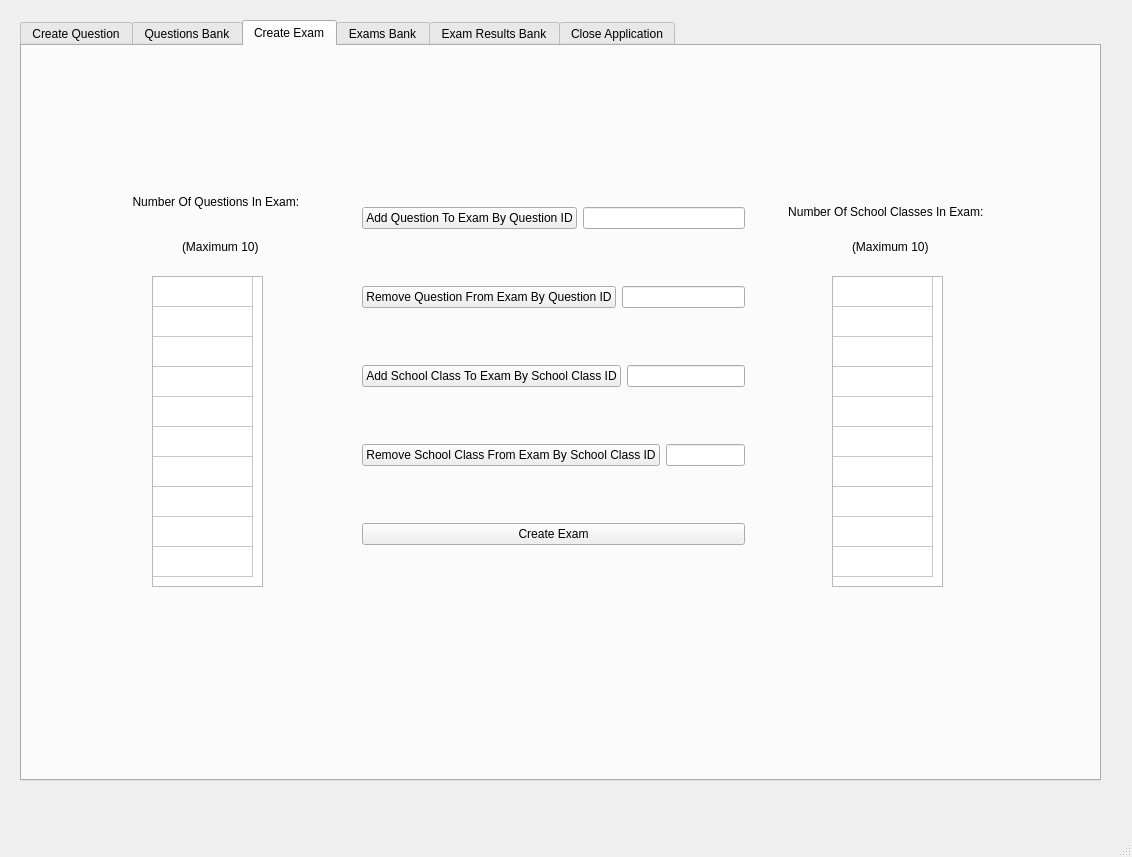
Qt form GUI/TeacherGUIQtDesigner.ui (applet199/OOPCourseWorkTwo) before a commit.
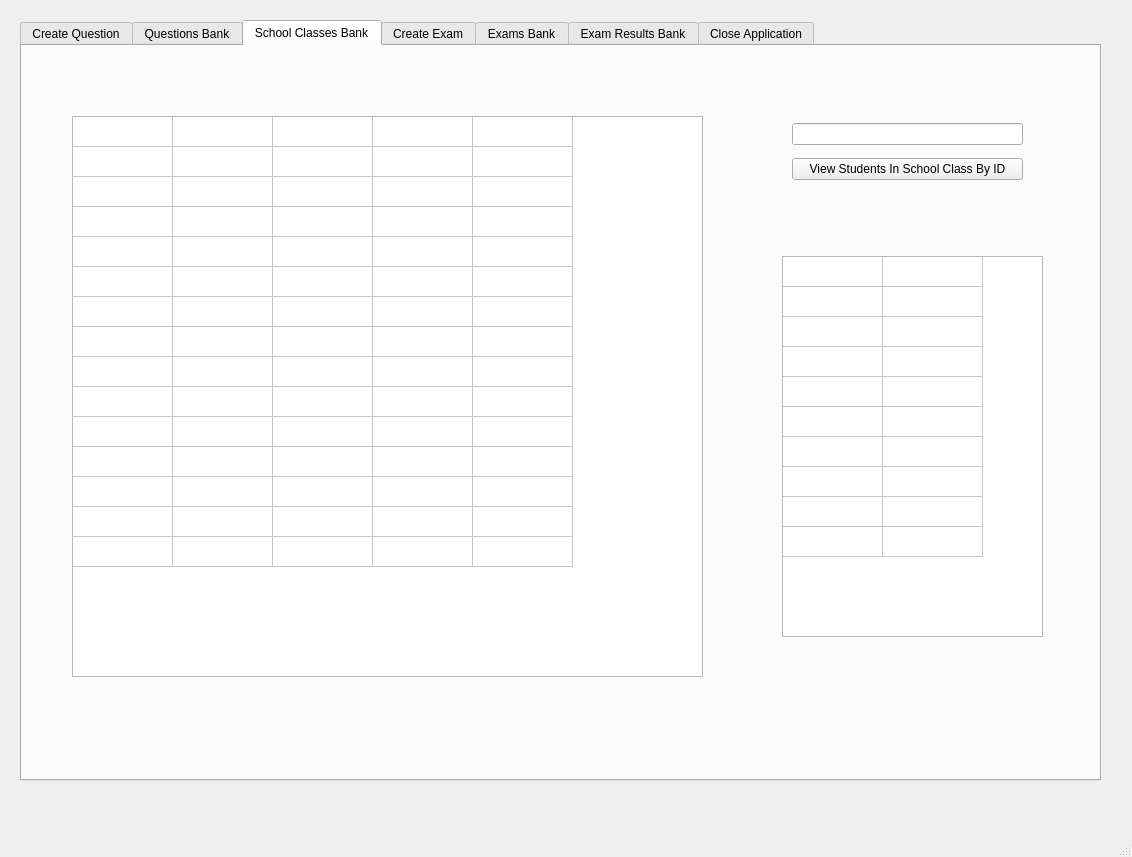
The same form after that commit. The open tabs and pages were chosen to show the change.

The edit to the form file:
```diff
--- a/GUI/TeacherGUIQtDesigner.ui
+++ b/GUI/TeacherGUIQtDesigner.ui
@@ -1267,6 +1267,109 @@
       </widget>
      </widget>
     </widget>
+    <widget class="QWidget" name="tab_4">
+     <attribute name="title">
+      <string>School Classes Bank</string>
+     </attribute>
+     <widget class="QTableWidget" name="tableWidget_14">
+      <property name="geometry">
+       <rect>
+        <x>50</x>
+        <y>70</y>
+        <width>631</width>
+        <height>561</height>
+       </rect>
+      </property>
+      <property name="rowCount">
+       <number>15</number>
+      </property>
+      <property name="columnCount">
+       <number>5</number>
+      </property>
+      <attribute name="horizontalHeaderVisible">
+       <bool>false</bool>
+      </attribute>
+      <attribute name="verticalHeaderVisible">
+       <bool>false</bool>
+      </attribute>
+      <row/>
+      <row/>
+      <row/>
+      <row/>
+      <row/>
+      <row/>
+      <row/>
+      <row/>
+      <row/>
+      <row/>
+      <row/>
+      <row/>
+      <row/>
+      <row/>
+      <row/>
+      <column/>
+      <column/>
+      <column/>
+      <column/>
+      <column/>
+     </widget>
+     <widget class="QTableWidget" name="tableWidget_15">
+      <property name="geometry">
+       <rect>
+        <x>760</x>
+        <y>210</y>
+        <width>261</width>
+        <height>381</height>
+       </rect>
+      </property>
+      <property name="rowCount">
+       <number>10</number>
+      </property>
+      <property name="columnCount">
+       <number>2</number>
+      </property>
+      <attribute name="horizontalHeaderVisible">
+       <bool>false</bool>
+      </attribute>
+      <attribute name="verticalHeaderVisible">
+       <bool>false</bool>
+      </attribute>
+      <row/>
+      <row/>
+      <row/>
+      <row/>
+      <row/>
+      <row/>
+      <row/>
+      <row/>
+      <row/>
+      <row/>
+      <column/>
+      <column/>
+     </widget>
+     <widget class="QWidget" name="">
+      <property name="geometry">
+       <rect>
+        <x>770</x>
+        <y>70</y>
+        <width>231</width>
+        <height>71</height>
+       </rect>
+      </property>
+      <layout class="QVBoxLayout" name="verticalLayout_14">
+       <item>
+        <widget class="QLineEdit" name="lineEdit_9"/>
+       </item>
+       <item>
+        <widget class="QPushButton" name="pushButton_30">
+         <property name="text">
+          <string>View Students In School Class By ID</string>
+         </property>
+        </widget>
+       </item>
+      </layout>
+     </widget>
+    </widget>
     <widget class="QWidget" name="tab_8">
      <attribute name="title">
       <string>Create Exam</string>
@@ -1274,10 +1377,10 @@
      <widget class="QTableWidget" name="tableWidget_3">
       <property name="geometry">
        <rect>
-        <x>130</x>
-        <y>230</y>
+        <x>140</x>
+        <y>170</y>
         <width>111</width>
-        <height>311</height>
+        <height>381</height>
        </rect>
       </property>
       <property name="rowCount">
@@ -1307,14 +1410,14 @@
      <widget class="QLabel" name="label_13">
       <property name="geometry">
        <rect>
-        <x>90</x>
-        <y>140</y>
-        <width>211</width>
+        <x>120</x>
+        <y>110</y>
+        <width>151</width>
         <height>31</height>
        </rect>
       </property>
       <property name="text">
-       <string>Number Of Questions In Exam: </string>
+       <string>Questions In Exam (Maximum 10)</string>
       </property>
       <property name="alignment">
        <set>Qt::AlignCenter</set>
@@ -1323,30 +1426,17 @@
        <bool>true</bool>
       </property>
      </widget>
-     <widget class="QLabel" name="label_14">
-      <property name="geometry">
-       <rect>
-        <x>160</x>
-        <y>190</y>
-        <width>111</width>
-        <height>21</height>
-       </rect>
-      </property>
-      <property name="text">
-       <string>(Maximum 10)</string>
-      </property>
-     </widget>
      <widget class="QTableWidget" name="tableWidget_4">
       <property name="geometry">
        <rect>
         <x>810</x>
-        <y>230</y>
+        <y>170</y>
         <width>111</width>
-        <height>311</height>
+        <height>191</height>
        </rect>
       </property>
       <property name="rowCount">
-       <number>10</number>
+       <number>5</number>
       </property>
       <property name="columnCount">
        <number>1</number>
@@ -1362,24 +1452,19 @@
       <row/>
       <row/>
       <row/>
-      <row/>
-      <row/>
-      <row/>
-      <row/>
-      <row/>
       <column/>
      </widget>
      <widget class="QLabel" name="label_15">
       <property name="geometry">
        <rect>
-        <x>760</x>
-        <y>150</y>
-        <width>211</width>
+        <x>790</x>
+        <y>110</y>
+        <width>151</width>
         <height>31</height>
        </rect>
       </property>
       <property name="text">
-       <string>Number Of School Classes In Exam: </string>
+       <string>School Classes In Exam (Maximum 5) </string>
       </property>
       <property name="alignment">
        <set>Qt::AlignCenter</set>
@@ -1388,19 +1473,6 @@
        <bool>true</bool>
       </property>
      </widget>
-     <widget class="QLabel" name="label_16">
-      <property name="geometry">
-       <rect>
-        <x>830</x>
-        <y>190</y>
-        <width>111</width>
-        <height>21</height>
-       </rect>
-      </property>
-      <property name="text">
-       <string>(Maximum 10)</string>
-      </property>
-     </widget>
      <widget class="QLabel" name="label_17">
       <property name="geometry">
        <rect>
@@ -1420,9 +1492,9 @@
      <widget class="QWidget" name="layoutWidget">
       <property name="geometry">
        <rect>
-        <x>340</x>
+        <x>300</x>
         <y>110</y>
-        <width>383</width>
+        <width>461</width>
         <height>441</height>
        </rect>
       </property>
```
Left out of the diff: 4 changed lines with no effect on the pictures.
